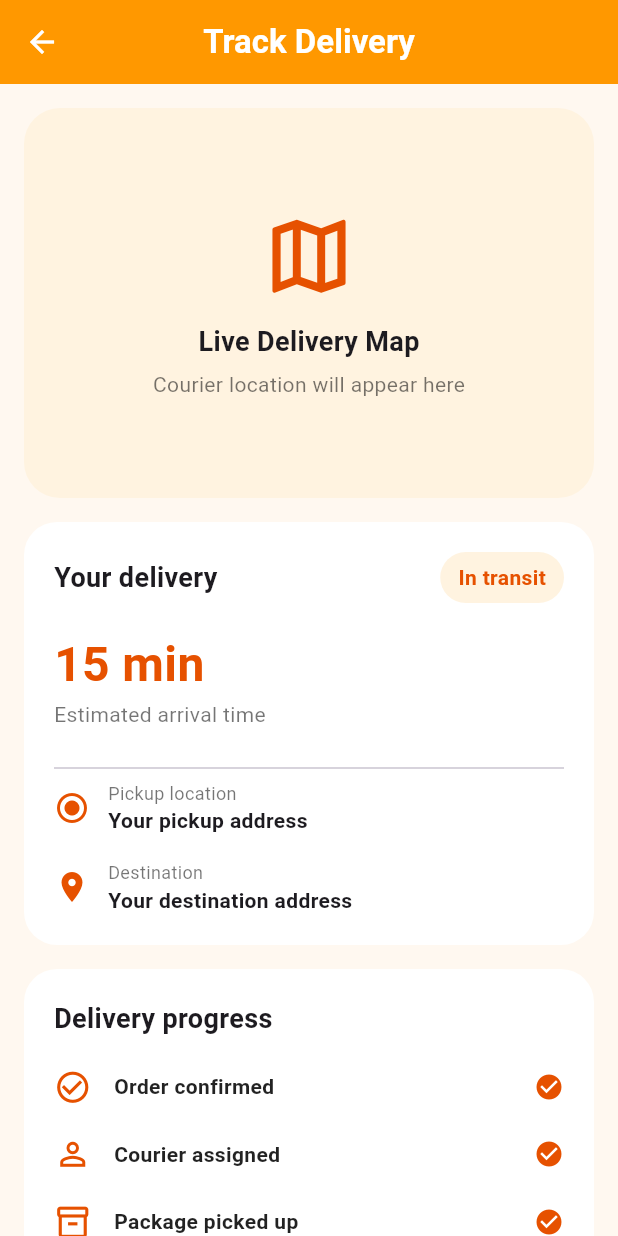
After one commit to Niyou05/DelYou, a Flutter app: the CustomerTrackingScreen screen opened directly, on a phone screen of 412 x 824 dp. The commit adds this screen. Run offline on Flutter 3.47's test engine with Material 3 defaults, Android fonts, the phone set to English and light mode, and no system bars.

Commit message:
updates home page and add the tracking and profile pages

```diff
--- /dev/null
+++ b/lib/features/Traking/customer_traking_screen.dart
@@ -0,0 +1,353 @@
+
+import 'package:flutter/material.dart';
+
+class CustomerTrackingScreen extends StatefulWidget {
+  const CustomerTrackingScreen({super.key});
+
+  @override
+  State<CustomerTrackingScreen> createState() =>
+      _CustomerTrackingScreenState();
+}
+
+class _CustomerTrackingScreenState
+    extends State<CustomerTrackingScreen> {
+
+  final Color primaryOrange = const Color(0xFFFF9800);
+  final Color lightOrange = const Color(0xFFFFF3E0);
+  final Color darkOrange = const Color(0xFFE65100);
+
+  // Temporary delivery status
+  int currentStep = 3;
+
+  final List<String> deliverySteps = [
+    'Order confirmed',
+    'Courier assigned',
+    'Package picked up',
+    'On the way',
+    'Delivered',
+  ];
+
+  final List<IconData> stepIcons = [
+    Icons.check_circle_outline,
+    Icons.person_outline,
+    Icons.inventory_2_outlined,
+    Icons.delivery_dining,
+    Icons.home_outlined,
+  ];
+
+  @override
+  Widget build(BuildContext context) {
+    return Scaffold(
+      backgroundColor: const Color(0xFFFFF8F0),
+
+      appBar: AppBar(
+        backgroundColor: primaryOrange,
+        foregroundColor: Colors.white,
+        elevation: 0,
+        title: const Text(
+          'Track Delivery',
+          style: TextStyle(fontWeight: FontWeight.bold),
+        ),
+        centerTitle: true,
+      ),
+
+      body: SingleChildScrollView(
+        child: Column(
+          children: [
+            _buildMapPlaceholder(),
+            _buildDeliveryInfo(),
+            _buildProgressTimeline(),
+            _buildCourierCard(),
+          ],
+        ),
+      ),
+    );
+  }
+
+  // MAP PLACEHOLDER
+  Widget _buildMapPlaceholder() {
+    return Container(
+      height: 260,
+      width: double.infinity,
+      margin: const EdgeInsets.all(16),
+      decoration: BoxDecoration(
+        color: lightOrange,
+        borderRadius: BorderRadius.circular(24),
+      ),
+      child: Column(
+        mainAxisAlignment: MainAxisAlignment.center,
+        children: [
+          Icon(
+            Icons.map_outlined,
+            size: 65,
+            color: darkOrange,
+          ),
+          const SizedBox(height: 12),
+          const Text(
+            'Live Delivery Map',
+            style: TextStyle(
+              fontSize: 18,
+              fontWeight: FontWeight.bold,
+            ),
+          ),
+          const SizedBox(height: 5),
+          const Text(
+            'Courier location will appear here',
+            style: TextStyle(color: Colors.black54),
+          ),
+        ],
+      ),
+    );
+  }
+
+  // DELIVERY INFORMATION
+  Widget _buildDeliveryInfo() {
+    return Container(
+      width: double.infinity,
+      margin: const EdgeInsets.symmetric(horizontal: 16),
+      padding: const EdgeInsets.all(20),
+      decoration: BoxDecoration(
+        color: Colors.white,
+        borderRadius: BorderRadius.circular(22),
+      ),
+      child: Column(
+        crossAxisAlignment: CrossAxisAlignment.start,
+        children: [
+          Row(
+            mainAxisAlignment: MainAxisAlignment.spaceBetween,
+            children: [
+              const Text(
+                'Your delivery',
+                style: TextStyle(
+                  fontSize: 18,
+                  fontWeight: FontWeight.bold,
+                ),
+              ),
+              Container(
+                padding: const EdgeInsets.symmetric(
+                  horizontal: 12,
+                  vertical: 7,
+                ),
+                decoration: BoxDecoration(
+                  color: const Color(0xFFFFF3E0),
+                  borderRadius: BorderRadius.circular(20),
+                ),
+                child: Text(
+                  'In transit',
+                  style: TextStyle(
+                    color: darkOrange,
+                    fontWeight: FontWeight.bold,
+                  ),
+                ),
+              ),
+            ],
+          ),
+
+          const SizedBox(height: 18),
+
+          Text(
+            '15 min',
+            style: TextStyle(
+              fontSize: 32,
+              fontWeight: FontWeight.bold,
+              color: darkOrange,
+            ),
+          ),
+
+          const Text(
+            'Estimated arrival time',
+            style: TextStyle(color: Colors.black54),
+          ),
+
+          const SizedBox(height: 18),
+
+          const Divider(),
+
+          _buildAddressRow(
+            Icons.radio_button_checked,
+            'Pickup location',
+            'Your pickup address',
+          ),
+
+          const SizedBox(height: 16),
+
+          _buildAddressRow(
+            Icons.location_on,
+            'Destination',
+            'Your destination address',
+          ),
+        ],
+      ),
+    );
+  }
+
+  Widget _buildAddressRow(
+    IconData icon,
+    String title,
+    String address,
+  ) {
+    return Row(
+      children: [
+        Icon(icon, color: darkOrange),
+        const SizedBox(width: 12),
+        Expanded(
+          child: Column(
+            crossAxisAlignment: CrossAxisAlignment.start,
+            children: [
+              Text(
+                title,
+                style: const TextStyle(
+                  color: Colors.black54,
+                  fontSize: 12,
+                ),
+              ),
+              Text(
+                address,
+                style: const TextStyle(
+                  fontWeight: FontWeight.w600,
+                ),
+              ),
+            ],
+          ),
+        ),
+      ],
+    );
+  }
+
+  // DELIVERY TIMELINE
+  Widget _buildProgressTimeline() {
+    return Container(
+      width: double.infinity,
+      margin: const EdgeInsets.all(16),
+      padding: const EdgeInsets.all(20),
+      decoration: BoxDecoration(
+        color: Colors.white,
+        borderRadius: BorderRadius.circular(22),
+      ),
+      child: Column(
+        crossAxisAlignment: CrossAxisAlignment.start,
+        children: [
+          const Text(
+            'Delivery progress',
+            style: TextStyle(
+              fontSize: 18,
+              fontWeight: FontWeight.bold,
+            ),
+          ),
+
+          const SizedBox(height: 20),
+
+          ...List.generate(deliverySteps.length, (index) {
+            final bool completed = index <= currentStep;
+
+            return Padding(
+              padding: const EdgeInsets.only(bottom: 20),
+              child: Row(
+                children: [
+                  Icon(
+                    stepIcons[index],
+                    color: completed
+                        ? darkOrange
+                        : Colors.grey.shade400,
+                    size: 25,
+                  ),
+                  const SizedBox(width: 15),
+                  Expanded(
+                    child: Text(
+                      deliverySteps[index],
+                      style: TextStyle(
+                        fontWeight: completed
+                            ? FontWeight.bold
+                            : FontWeight.normal,
+                        color: completed
+                            ? Colors.black87
+                            : Colors.grey,
+                      ),
+                    ),
+                  ),
+                  if (completed)
+                    Icon(
+                      Icons.check_circle,
+                      color: darkOrange,
+                      size: 20,
+                    ),
+                ],
+              ),
+            );
+          }),
+        ],
+      ),
+    );
+  }
+
+  // COURIER INFORMATION
+  Widget _buildCourierCard() {
+    return Container(
+      margin: const EdgeInsets.fromLTRB(16, 0, 16, 25),
+      padding: const EdgeInsets.all(20),
+      decoration: BoxDecoration(
+        color: Colors.white,
+        borderRadius: BorderRadius.circular(22),
+      ),
+      child: Row(
+        children: [
+          CircleAvatar(
+            radius: 28,
+            backgroundColor: lightOrange,
+            child: Icon(
+              Icons.person,
+              color: darkOrange,
+              size: 32,
+            ),
+          ),
+
+          const SizedBox(width: 14),
+
+          const Expanded(
+            child: Column(
+              crossAxisAlignment: CrossAxisAlignment.start,
+              children: [
+                Text(
+                  'Your courier',
+                  style: TextStyle(
+                    color: Colors.black54,
+                    fontSize: 12,
+                  ),
+                ),
+                SizedBox(height: 4),
+                Text(
+                  'Courier name',
+                  style: TextStyle(
+                    fontWeight: FontWeight.bold,
+                    fontSize: 16,
+                  ),
+                ),
+                Text(
+                  'Motorcycle · DelYou',
+                  style: TextStyle(
+                    color: Colors.black54,
+                    fontSize: 12,
+                  ),
+                ),
+              ],
+            ),
+          ),
+
+          IconButton(
+            onPressed: () {
+              ScaffoldMessenger.of(context).showSnackBar(
+                const SnackBar(
+                  content: Text('Contact feature coming soon!'),
+                ),
+              );
+            },
+            icon: Icon(
+              Icons.phone,
+              color: darkOrange,
+            ),
+          ),
+        ],
+      ),
+    );
+  }
+}
```
Also changed, not shown: lib/features/home/screens/customer/customer_home_screen.dart (+34 -10 lines), lib/features/profile/customer_profile_screen.dart (added, +337 -0 lines).
